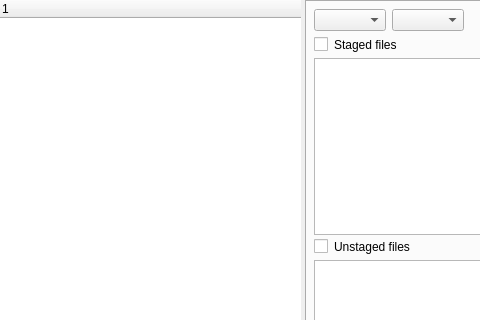
Qt form qgitrepository.ui (bokic/gitmaster) before a commit; both pictures show x 0 to 480 and y 0 to 320 of the 920 by 708 pixel window.
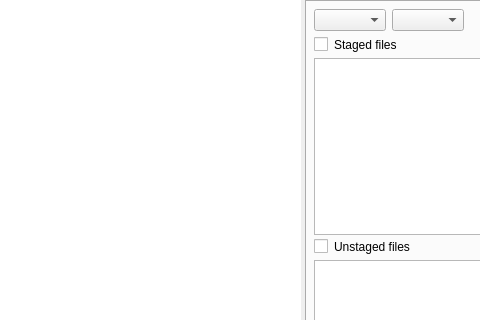
The same form after that commit.

Commit message: hide repository info header.

```diff
--- a/qgitrepository.ui
+++ b/qgitrepository.ui
@@ -35,6 +35,9 @@
       <property name="styleSheet">
        <string notr="true">border: none</string>
       </property>
+      <attribute name="headerVisible">
+       <bool>false</bool>
+      </attribute>
       <column>
        <property name="text">
         <string notr="true">1</string>
```
